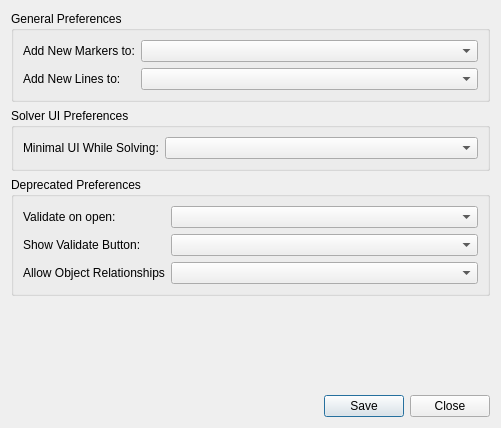
Above: python/mmSolver/tools/userprefswindow/ui/pref_layout.ui from david-cattermole/mayaMatchMoveSolver before the change. Below: the same form after it.
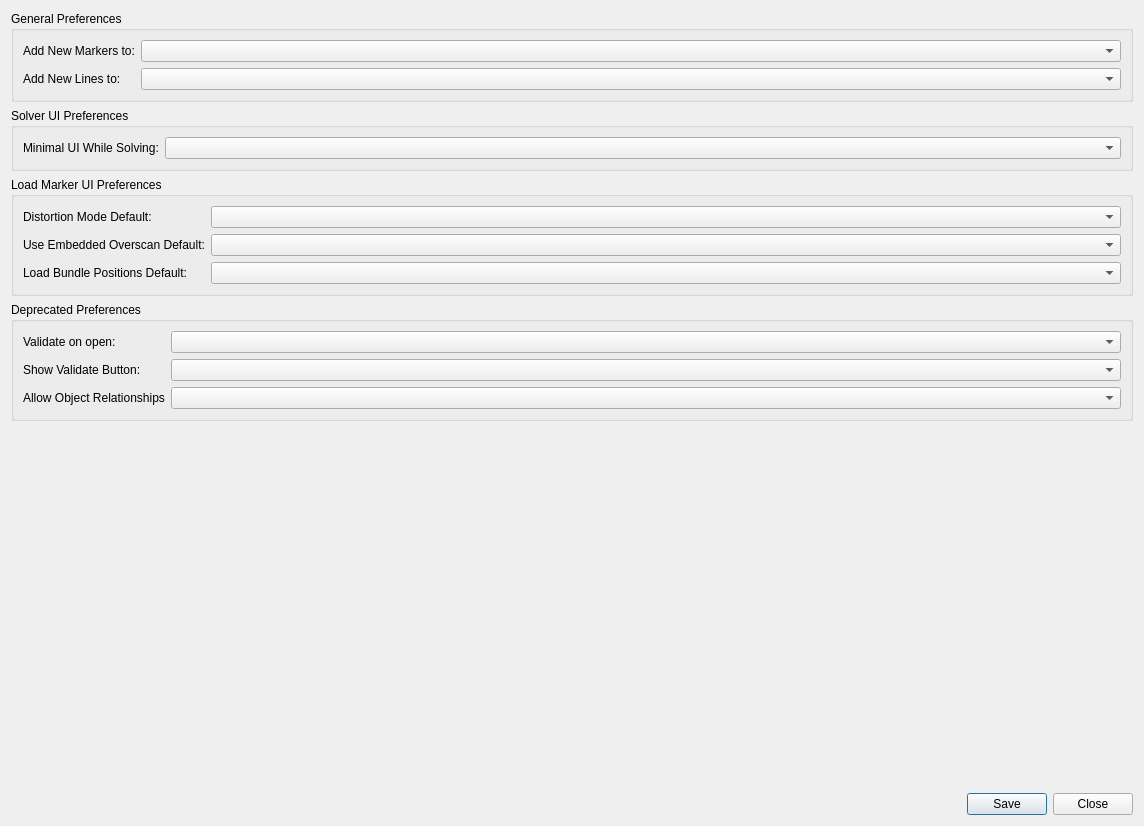
That is the form after the change.

Commit message:
Add User Preferences for Load Marker UI options.
The Distortion Mode, Use (Embedded) Overscan and Load
Bundle Positions default values can be controlled by the
User Preferences window.

Patch:
```diff
--- a/python/mmSolver/tools/userprefswindow/ui/pref_layout.ui
+++ b/python/mmSolver/tools/userprefswindow/ui/pref_layout.ui
@@ -6,8 +6,8 @@
    <rect>
     <x>0</x>
     <y>0</y>
-    <width>501</width>
-    <height>428</height>
+    <width>1144</width>
+    <height>826</height>
    </rect>
   </property>
   <property name="windowTitle">
@@ -70,6 +70,49 @@
      </layout>
     </widget>
    </item>
+   <item>
+    <widget class="QGroupBox" name="loadMarkerUI_groupBox">
+     <property name="title">
+      <string>Load Marker UI Preferences</string>
+     </property>
+     <layout class="QVBoxLayout" name="verticalLayout_5">
+      <item>
+       <layout class="QFormLayout" name="loadMarkerUI_formLayout">
+        <item row="1" column="0">
+         <widget class="QLabel" name="useOverscanDefaultLabel">
+          <property name="text">
+           <string>Use Embedded Overscan Default:</string>
+          </property>
+         </widget>
+        </item>
+        <item row="1" column="1">
+         <widget class="QComboBox" name="useOverscanDefaultComboBox"/>
+        </item>
+        <item row="2" column="0">
+         <widget class="QLabel" name="loadBundlePositionsDefaultLabel">
+          <property name="text">
+           <string>Load Bundle Positions Default:</string>
+          </property>
+         </widget>
+        </item>
+        <item row="2" column="1">
+         <widget class="QComboBox" name="loadBundlePositionsDefaultComboBox"/>
+        </item>
+        <item row="0" column="0">
+         <widget class="QLabel" name="distortionModeDefaultLabel">
+          <property name="text">
+           <string>Distortion Mode Default:</string>
+          </property>
+         </widget>
+        </item>
+        <item row="0" column="1">
+         <widget class="QComboBox" name="distortionModeDefaultComboBox"/>
+        </item>
+       </layout>
+      </item>
+     </layout>
+    </widget>
+   </item>
    <item>
     <widget class="QGroupBox" name="deprecated_groupBox">
      <property name="title">
```
The commit also changes 5 other files.
